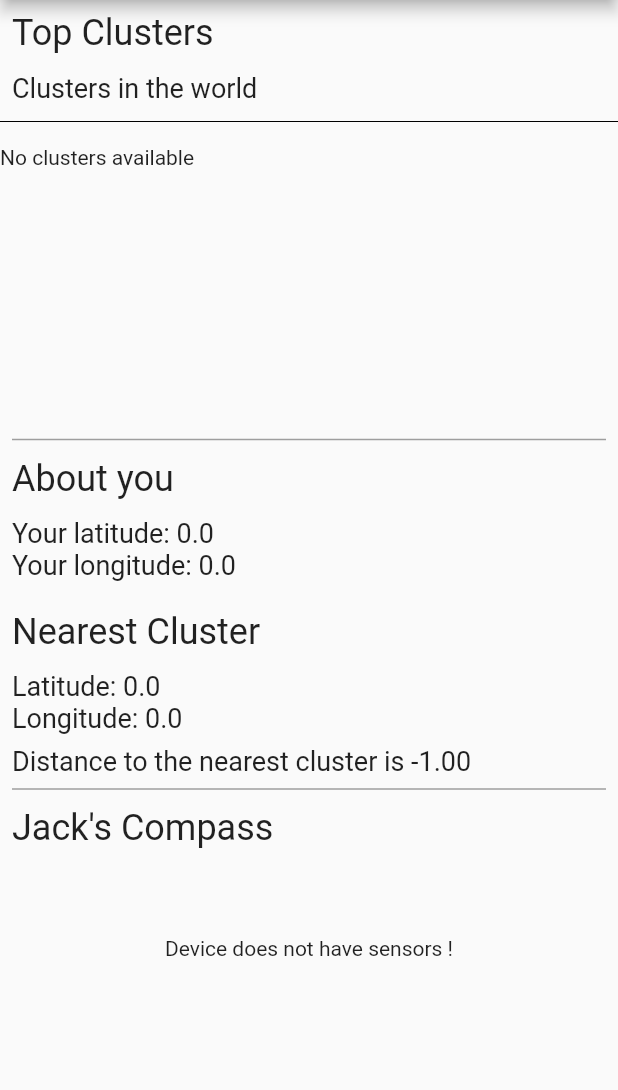
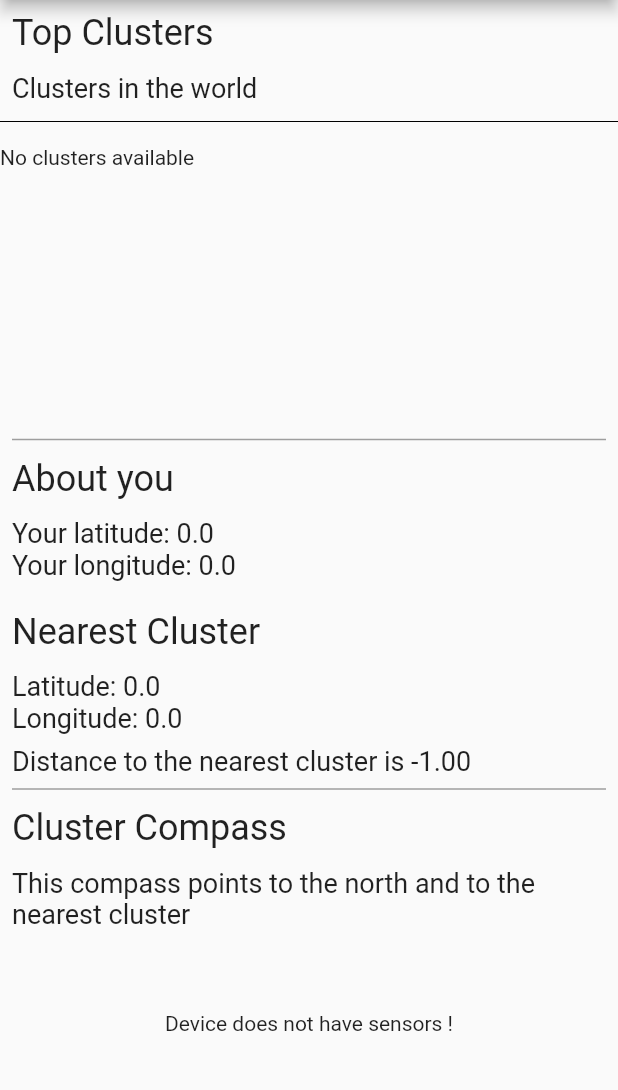
Before and after one commit to PanK0/inPlace, a Flutter app: the screen it shows after launch, after a tap on "Clusters", on a phone screen of 412 x 824 dp, the part 84-1174 px from its top. Run offline on Flutter 3.47's test engine with Material 2 defaults, Android fonts, the phone set to English and light mode, and no system bars; our stand-ins replace cloud_firestore, firebase_auth, firebase_core, flutter_compass, geolocator, google_fonts and 2 more; missing offline and left inert: dart:ffi, firebase_ui_auth; accounts and stored records are empty.

Commit message:
fixed stuffs

```diff
--- a/inplace/lib/pages/clusterPage.dart
+++ b/inplace/lib/pages/clusterPage.dart
@@ -75,7 +75,9 @@ class ClusterPage extends StatelessWidget {
                   endIndent: 8,
                   color: Colors.grey,
                 ),
-                const Header("Jack's Compass"),
+                const Header("Cluster Compass"),
+                const Paragraph(
+                    "This compass points to the north and to the nearest cluster"),
                 Container(
                   margin: const EdgeInsets.all(50.0),
                   child: _buildCompass(context, appState.theta),
--- a/inplace/lib/utils/authentication.dart
+++ b/inplace/lib/utils/authentication.dart
@@ -43,7 +43,7 @@ class AuthFunc extends StatelessWidget {
                       ? Navigator.of(context).pushNamed("/sign-in")
                       : signOut();
                 },
-                child: !loggedIn ? const Text("RSVP") : const Text("Logout")),
+                child: !loggedIn ? const Text("Login") : const Text("Logout")),
           ),
           Visibility(
               visible: loggedIn,
--- a/inplace/pubspec.yaml
+++ b/inplace/pubspec.yaml
@@ -46,6 +46,7 @@ dependencies:
   google_maps_flutter_web: ^0.4.0+2
   geolocator: ^9.0.2
   flutter_compass: ^0.7.0
+  loading_animations: ^2.2.0
 
 dev_dependencies:
   flutter_test:
```
Also changed, not shown: inplace/pubspec.lock, 1 other file.
